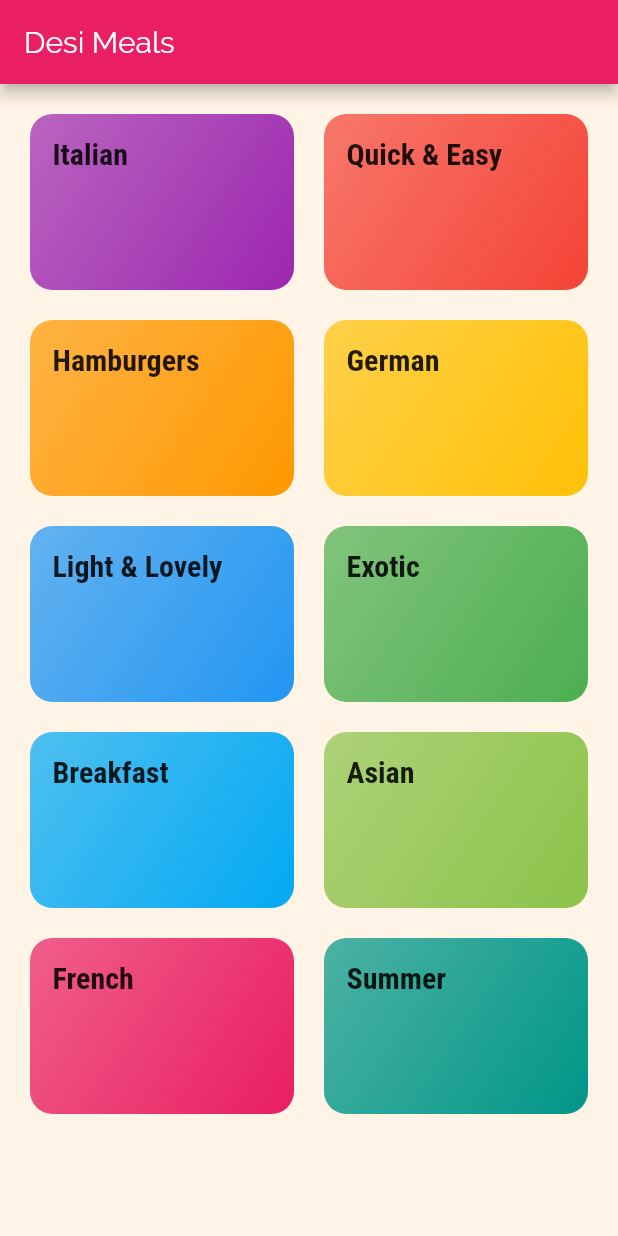
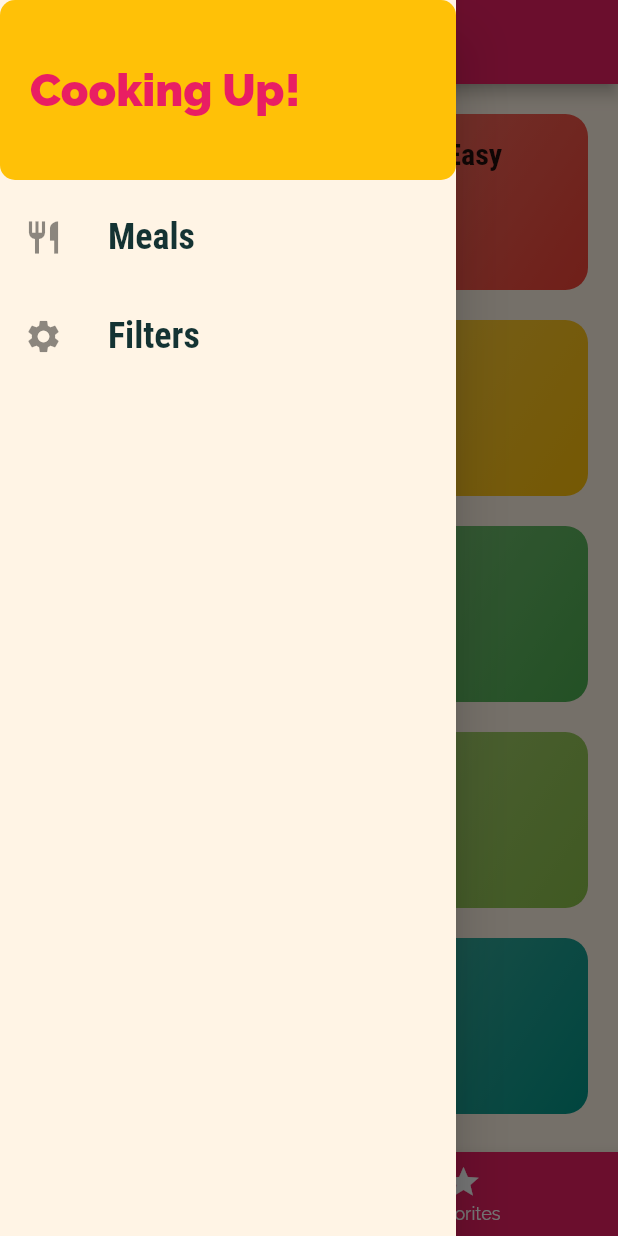
Before and after one commit to roy-a2yush/meals, a Flutter app: the screen it shows after launch, with the side drawer open (before the commit the screen has no drawer), on a phone screen of 412 x 824 dp. Run offline on Flutter 3.47's test engine with Material 2 defaults, Android fonts, the phone set to English and light mode, and no system bars.

Commit message:
Added drawer and favorites173

```diff
--- a/lib/main.dart
+++ b/lib/main.dart
@@ -3,6 +3,7 @@ import 'package:flutter/material.dart';
 import './screens/meal_detail_screen.dart';
 import './screens/category_meals_screen.dart';
 import './screens/categories_screen.dart';
+import './screens/tabs_screen.dart';
 
 void main() {
   runApp(MyApp());
@@ -53,10 +54,7 @@ class _MyHomePageState extends State<MyHomePage> {
   @override
   Widget build(BuildContext context) {
     return Scaffold(
-      appBar: AppBar(
-        title: const Text('Desi Meals'),
-      ),
-      body: CategoriesScreen(),
+      body: TabsScreen(),
     );
   }
 }
--- /dev/null
+++ b/lib/screens/favorites_screen.dart
@@ -0,0 +1,10 @@
+import 'package:flutter/material.dart';
+
+class FavoriteScreen extends StatelessWidget {
+  @override
+  Widget build(BuildContext context) {
+    return Center(
+      child: Text("Favorites"),
+    );
+  }
+}
--- /dev/null
+++ b/lib/screens/filters_screen.dart
@@ -0,0 +1,12 @@
+import 'package:flutter/material.dart';
+
+class FiltersScreen extends StatelessWidget {
+  @override
+  Widget build(BuildContext context) {
+    return Container(
+      child: Center(
+        child: Text('Helllo!'),
+      ),
+    );
+  }
+}
--- a/lib/screens/tabs_screen.dart
+++ b/lib/screens/tabs_screen.dart
@@ -1,4 +1,8 @@
 import 'package:flutter/material.dart';
+
+import './favorites_screen.dart';
+import './categories_screen.dart';
+import '../widgets/main_drawer.dart';
 
 class TabsScreen extends StatefulWidget {
   @override
@@ -6,8 +10,65 @@ class TabsScreen extends StatefulWidget {
 }
 
 class _TabsScreenState extends State<TabsScreen> {
+  final List<Map<String, Object>> _pages = [
+    {'page': CategoriesScreen(), 'title': 'Categories'},
+    {'page': FavoriteScreen(), 'title': 'Favorites'}
+  ];
+
+  int _selectedPageIndex = 0;
+
+  void _selectPage(int index) {
+    setState(() {
+      _selectedPageIndex = index;
+    });
+  }
+
   @override
   Widget build(BuildContext context) {
-    return Container();
+    return /*DefaultTabController(
+      length: 2,
+      child: */
+        Scaffold(
+      appBar: AppBar(
+        title: Text(_pages[_selectedPageIndex]['title']),
+        /*bottom: TabBar(
+            tabs: <Widget>[
+              Tab(
+                icon: Icon(Icons.category),
+                text: 'Categories',
+              ),
+              Tab(
+                icon: Icon(Icons.star),
+                text: 'Favorites  ',
+              ),
+            ],
+          ),*/
+      ),
+      drawer: MainDrawer(),
+      /*body: TabBarView(
+          children: <Widget>[
+            CategoriesScreen(),
+            FavoriteScreen(),
+          ],
+        ),*/
+      body: _pages[_selectedPageIndex]['page'],
+      bottomNavigationBar: BottomNavigationBar(
+        onTap: _selectPage,
+        backgroundColor: Theme.of(context).primaryColor,
+        unselectedItemColor: Colors.white,
+        selectedItemColor: Theme.of(context).accentColor,
+        currentIndex: _selectedPageIndex,
+        items: [
+          BottomNavigationBarItem(
+            icon: Icon(Icons.category),
+            title: Text('Categories'),
+          ),
+          BottomNavigationBarItem(
+            icon: Icon(Icons.star),
+            title: Text('Favorites'),
+          )
+        ],
+      ),
+    );
   }
 }
--- /dev/null
+++ b/lib/widgets/main_drawer.dart
@@ -0,0 +1,76 @@
+import 'package:flutter/material.dart';
+
+import '../screens/tabs_screen.dart';
+import '../screens/filters_screen.dart';
+
+class MainDrawer extends StatelessWidget {
+  Widget buildListTile(String title, IconData icon, Function tapHandler) {
+    return ListTile(
+      leading: Icon(
+        icon,
+        size: 26,
+      ),
+      title: Text(
+        title,
+        style: TextStyle(
+            fontFamily: 'RobotoCondensed',
+            fontWeight: FontWeight.bold,
+            fontSize: 24),
+      ),
+      onTap: tapHandler,
+    );
+  }
+
+  @override
+  Widget build(BuildContext context) {
+    return Drawer(
+      child: Column(
+        children: <Widget>[
+          Container(
+            height: 120,
+            width: double.infinity,
+            padding: EdgeInsets.all(20),
+            decoration: BoxDecoration(
+              color: Theme.of(context).accentColor,
+              borderRadius: BorderRadius.circular(10),
+            ),
+            alignment: Alignment.centerLeft,
+            child: Text(
+              'Cooking Up!',
+              style: TextStyle(
+                  fontWeight: FontWeight.w900,
+                  fontSize: 30,
+                  color: Theme.of(context).primaryColor),
+            ),
+          ),
+          SizedBox(height: 10),
+          buildListTile(
+            'Meals',
+            Icons.restaurant,
+            () {
+              Navigator.push(
+                context,
+                MaterialPageRoute(
+                  builder: (context) => TabsScreen(),
+                ),
+              );
+            },
+          ),
+          SizedBox(height: 10),
+          buildListTile(
+            'Filters',
+            Icons.settings,
+            () {
+              Navigator.push(
+                context,
+                MaterialPageRoute(
+                  builder: (context) => FiltersScreen(),
+                ),
+              );
+            },
+          )
+        ],
+      ),
+    );
+  }
+}
```
